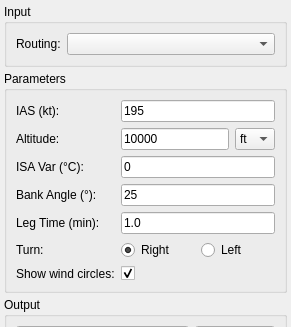
FLYGHT7/qpansopy, file Q_Pansopy/ui/utilities/qpansopy_holding_dockwidget.ui: the form before one commit; both pictures show x 0 to 291 and y 0 to 327 of the 291 by 696 pixel window.
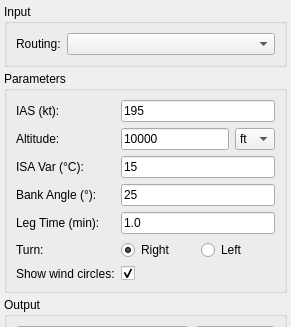
The form after the commit. Custom widgets are drawn as their Qt base class.

Commit message: Set default ISA variation to +15 degrees Celsius in holding pattern

The edit to the form file:
```diff
--- a/Q_Pansopy/ui/utilities/qpansopy_holding_dockwidget.ui
+++ b/Q_Pansopy/ui/utilities/qpansopy_holding_dockwidget.ui
@@ -45,7 +45,7 @@
        </item>
 
        <item row="2" column="0"><widget class="QLabel" name="isaLabel"><property name="text"><string>ISA Var (°C):</string></property></widget></item>
-       <item row="2" column="1"><widget class="QLineEdit" name="isaVarLineEdit"><property name="text"><string>0</string></property></widget></item>
+       <item row="2" column="1"><widget class="QLineEdit" name="isaVarLineEdit"><property name="text"><string>15</string></property></widget></item>
 
        <item row="3" column="0"><widget class="QLabel" name="bankLabel"><property name="text"><string>Bank Angle (°):</string></property></widget></item>
        <item row="3" column="1"><widget class="QLineEdit" name="bankAngleLineEdit"><property name="text"><string>25</string></property></widget></item>
```
The commit also changes 2 other files.
